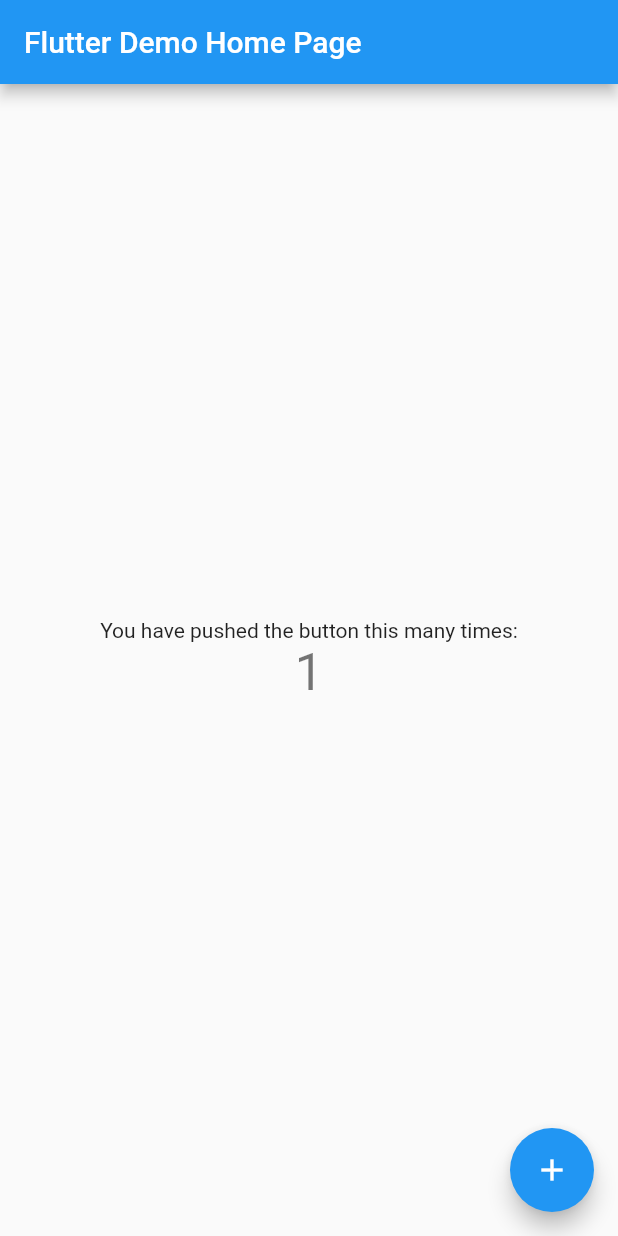
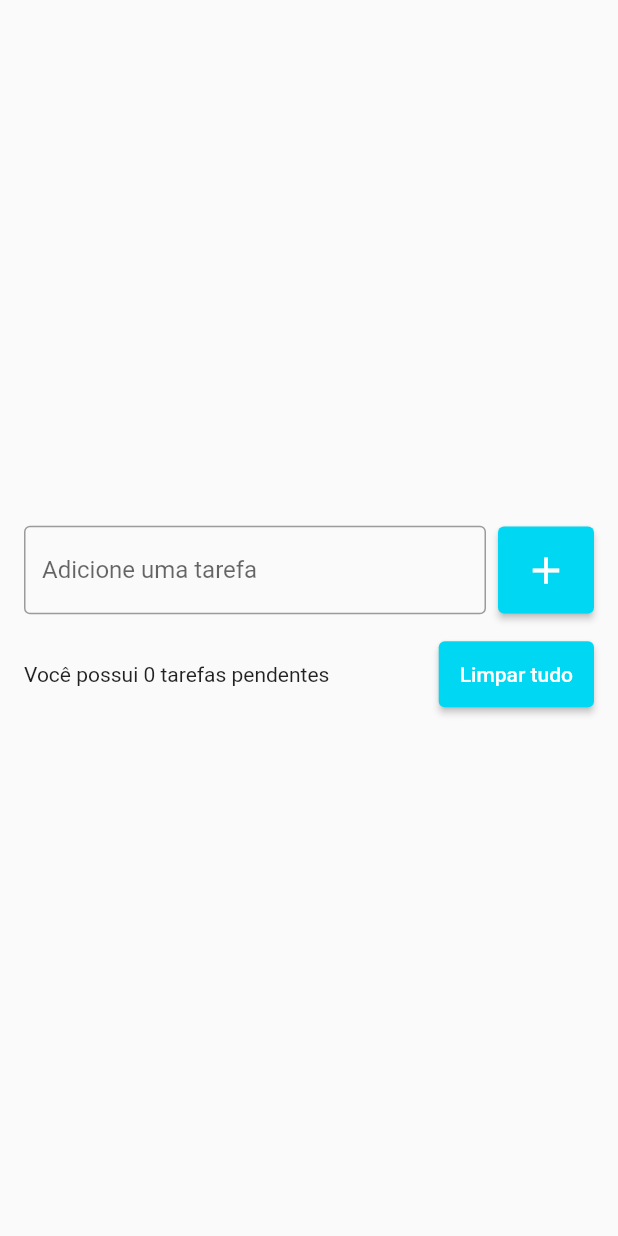
Before and after one commit to maiconjoseduarte/Lista-de-Tarefas, a Flutter app: the screen it shows after launch, after a tap on the "add" icon, on a phone screen of 412 x 824 dp. Run offline on Flutter 3.47's test engine with Material 2 defaults, Android fonts, the phone set to English and light mode, and no system bars.

Commit message:
Configuração inicial da home page. Adicionado campo de texto, botão e texto.

```diff
--- a/analysis_options.yaml
+++ b/analysis_options.yaml
@@ -22,6 +22,7 @@ linter:
   # `// ignore_for_file: name_of_lint` syntax on the line or in the file
   # producing the lint.
   rules:
+    prefer_const_constructors: false
     # avoid_print: false  # Uncomment to disable the `avoid_print` rule
     # prefer_single_quotes: true  # Uncomment to enable the `prefer_single_quotes` rule
 
--- a/lib/main.dart
+++ b/lib/main.dart
@@ -1,115 +1,17 @@
 import 'package:flutter/material.dart';
+import 'package:todo_list/pages/todo_list_page.dart';
 
 void main() {
-  runApp(const MyApp());
+  runApp(MyApp());
 }
 
 class MyApp extends StatelessWidget {
   const MyApp({Key? key}) : super(key: key);
 
-  // This widget is the root of your application.
   @override
   Widget build(BuildContext context) {
     return MaterialApp(
-      title: 'Flutter Demo',
-      theme: ThemeData(
-        // This is the theme of your application.
-        //
-        // Try running your application with "flutter run". You'll see the
-        // application has a blue toolbar. Then, without quitting the app, try
-        // changing the primarySwatch below to Colors.green and then invoke
-        // "hot reload" (press "r" in the console where you ran "flutter run",
-        // or simply save your changes to "hot reload" in a Flutter IDE).
-        // Notice that the counter didn't reset back to zero; the application
-        // is not restarted.
-        primarySwatch: Colors.blue,
-      ),
-      home: const MyHomePage(title: 'Flutter Demo Home Page'),
+      home: TodoListPage(),
     );
   }
 }
-
-class MyHomePage extends StatefulWidget {
-  const MyHomePage({Key? key, required this.title}) : super(key: key);
-
-  // This widget is the home page of your application. It is stateful, meaning
-  // that it has a State object (defined below) that contains fields that affect
-  // how it looks.
-
-  // This class is the configuration for the state. It holds the values (in this
-  // case the title) provided by the parent (in this case the App widget) and
-  // used by the build method of the State. Fields in a Widget subclass are
-  // always marked "final".
-
-  final String title;
-
-  @override
-  State<MyHomePage> createState() => _MyHomePageState();
-}
-
-class _MyHomePageState extends State<MyHomePage> {
-  int _counter = 0;
-
-  void _incrementCounter() {
-    setState(() {
-      // This call to setState tells the Flutter framework that something has
-      // changed in this State, which causes it to rerun the build method below
-      // so that the display can reflect the updated values. If we changed
-      // _counter without calling setState(), then the build method would not be
-      // called again, and so nothing would appear to happen.
-      _counter++;
-    });
-  }
-
-  @override
-  Widget build(BuildContext context) {
-    // This method is rerun every time setState is called, for instance as done
-    // by the _incrementCounter method above.
-    //
-    // The Flutter framework has been optimized to make rerunning build methods
-    // fast, so that you can just rebuild anything that needs updating rather
-    // than having to individually change instances of widgets.
-    return Scaffold(
-      appBar: AppBar(
-        // Here we take the value from the MyHomePage object that was created by
-        // the App.build method, and use it to set our appbar title.
-        title: Text(widget.title),
-      ),
-      body: Center(
-        // Center is a layout widget. It takes a single child and positions it
-        // in the middle of the parent.
-        child: Column(
-          // Column is also a layout widget. It takes a list of children and
-          // arranges them vertically. By default, it sizes itself to fit its
-          // children horizontally, and tries to be as tall as its parent.
-          //
-          // Invoke "debug painting" (press "p" in the console, choose the
-          // "Toggle Debug Paint" action from the Flutter Inspector in Android
-          // Studio, or the "Toggle Debug Paint" command in Visual Studio Code)
-          // to see the wireframe for each widget.
-          //
-          // Column has various properties to control how it sizes itself and
-          // how it positions its children. Here we use mainAxisAlignment to
-          // center the children vertically; the main axis here is the vertical
-          // axis because Columns are vertical (the cross axis would be
-          // horizontal).
-          mainAxisAlignment: MainAxisAlignment.center,
-          children: <Widget>[
-            const Text(
-              'You have pushed the button this many times:',
-            ),
-            Text(
-              '$_counter',
-              style: Theme.of(context).textTheme.headline4,
-            ),
-          ],
-        ),
-      ),
-      floatingActionButton: FloatingActionButton(
-        onPressed: _incrementCounter,
-        tooltip: 'Increment',
-        child: const Icon(Icons.add),
-      ), // This trailing comma makes auto-formatting nicer for build methods.
-    );
-  }
-}
--- /dev/null
+++ b/lib/pages/todo_list_page.dart
@@ -0,0 +1,64 @@
+import 'package:flutter/material.dart';
+
+class TodoListPage extends StatelessWidget {
+  TodoListPage({Key? key}) : super(key: key);
+
+  @override
+  Widget build(BuildContext context) {
+    return Scaffold(
+      body: Center(
+        child: Padding(
+          padding: const EdgeInsets.symmetric(horizontal: 16),
+          child: Column(
+            mainAxisSize: MainAxisSize.min,
+            children: [
+              Row(
+                children: [
+                  Expanded(
+                    child: TextField(
+                      decoration: InputDecoration(
+                          border: OutlineInputBorder(),
+                          labelText: 'Adicione uma tarefa',
+                          hintText: 'Ex. Estudar Flutter'),
+                    ),
+                  ),
+                  SizedBox(width: 8),
+                  ElevatedButton(
+                    onPressed: () {},
+                    style: ElevatedButton.styleFrom(
+                        primary: Color(0xff00d7f3),
+                        padding: EdgeInsets.all(14)),
+                    child: Icon(
+                      Icons.add,
+                      size: 30,
+                    ),
+                  )
+                ],
+              ),
+              SizedBox(height: 16),
+              Row(
+                children: [
+                  Expanded(
+                    child: Text(
+                      'Você possui 0 tarefas pendentes',
+                    ),
+                  ),
+                  SizedBox(width: 8),
+                  ElevatedButton(
+                    onPressed: () {},
+                    style: ElevatedButton.styleFrom(
+                        primary: Color(0xff00d7f3),
+                        padding: EdgeInsets.all(14)),
+                    child: Text(
+                      'Limpar tudo',
+                    ),
+                  )
+                ],
+              )
+            ],
+          ),
+        ),
+      ),
+    );
+  }
+}
```
